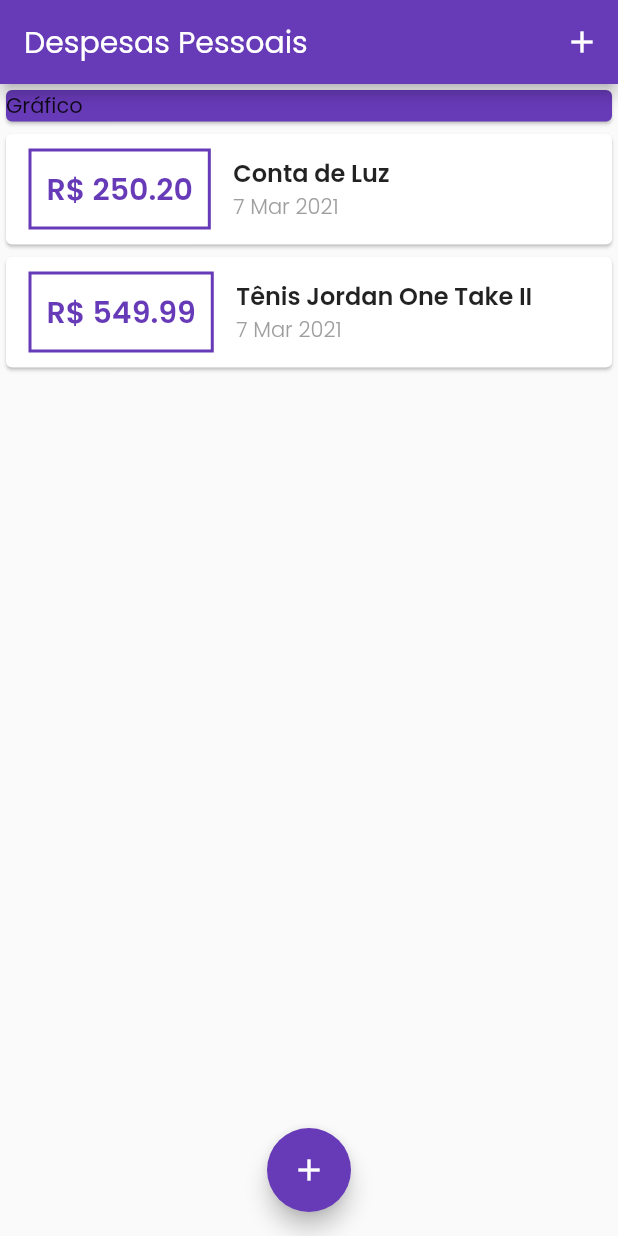
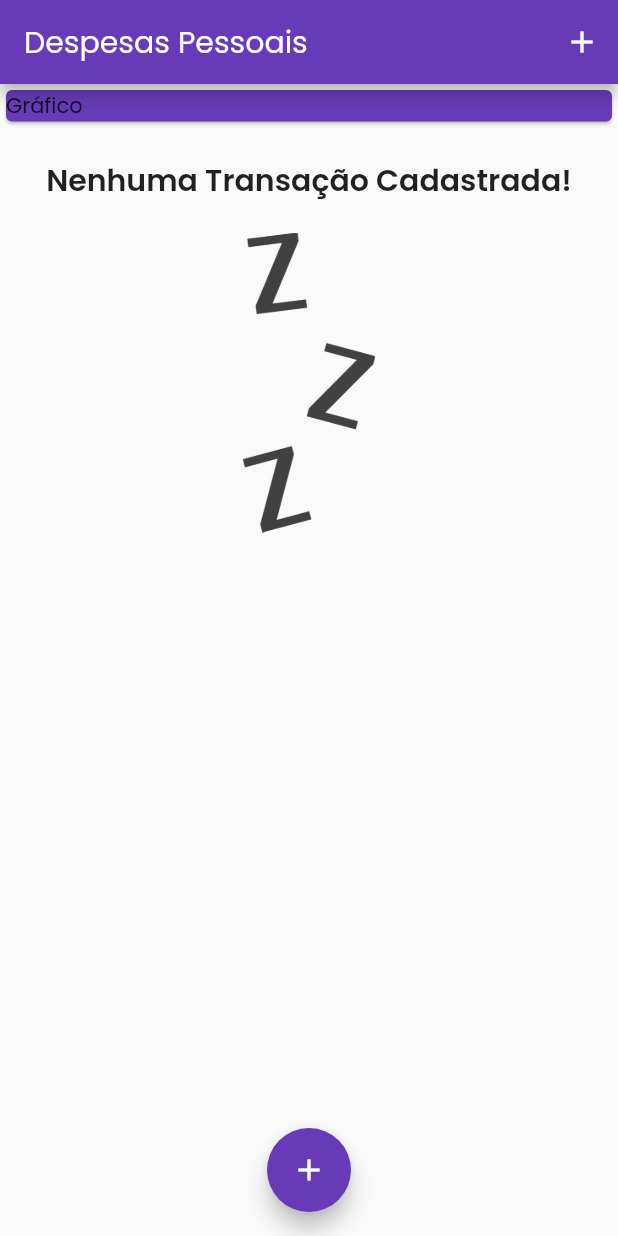
Before and after one commit to IkeSZ/expenses-app, a Flutter app: the screen it shows after launch, on a phone screen of 412 x 824 dp. Run offline on Flutter 3.47's test engine with Material 2 defaults, Android fonts, the phone set to English and light mode, and no system bars.

Commit message:
Added custom image and verification if TransactionList is empty

```diff
--- a/lib/components/transactionList.dart
+++ b/lib/components/transactionList.dart
@@ -14,7 +14,23 @@ class TransactionList extends StatelessWidget {
     return Container(
       height: 600,
 
-      child: ListView.builder(
+      child: transactions.isEmpty ? Column(
+        children: [
+          Padding(
+            padding: EdgeInsets.fromLTRB(0, 20, 0, 20),
+
+            child: Text('Nenhuma Transação Cadastrada!', style: TextStyle(
+                fontSize: 20,
+                fontWeight: FontWeight.w600
+            )),
+          ),
+
+          Container(
+            height: 200,
+            child: Image.asset('assets/images/waiting.png', fit: BoxFit.cover),
+          )
+        ],
+      ) : ListView.builder(
         itemCount: transactions.length,
         itemBuilder: (_, index) {
           final transaction = transactions[index];
--- a/lib/main.dart
+++ b/lib/main.dart
@@ -29,9 +29,9 @@ class MyHomePage extends StatefulWidget {
 }
 
 class _MyHomePageState extends State<MyHomePage>  {
-  final _transactions = [
-    Transactions(id: 't1', title: 'Conta de Luz', value: 250.20, date: DateTime.now()),
-    Transactions(id: 't2', title: 'Tênis Jordan One Take II', value: 549.99, date: DateTime.now()),
+  final List<Transactions> _transactions = [
+    // Transactions(id: 't1', title: 'Conta de Luz', value: 250.20, date: DateTime.now()),
+    // Transactions(id: 't2', title: 'Tênis Jordan One Take II', value: 549.99, date: DateTime.now()),
   ];
 
   _addNewTransaction(String title, double value) {
@@ -75,7 +75,8 @@ class _MyHomePageState extends State<MyHomePage>  {
                 child: Text('Gráfico'),
               ),
             ),
-            TransactionList(_transactions),
+
+          TransactionList(_transactions),
           ],
         ),
       ),
--- a/pubspec.yaml
+++ b/pubspec.yaml
@@ -46,8 +46,8 @@ flutter:
   uses-material-design: true
 
   # To add assets to your application, add an assets section, like this:
-  # assets:
-  #   - images/a_dot_burr.jpeg
+  assets:
+    - assets/images/waiting.png
   #   - images/a_dot_ham.jpeg
 
   # An image asset can refer to one or more resolution-specific "variants", see
```
Also changed, not shown: assets/images/waiting.png (added).
